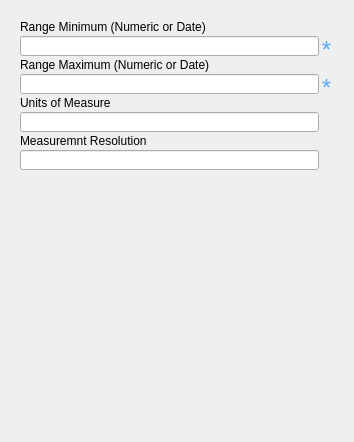
Old version of the form pymdwizard/gui/ui_files/rdom.ui in the repository DOI-USGS/fort-pymdwizard.
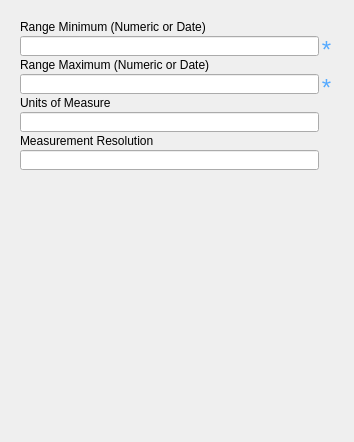
New version of the form.

Commit message: Typo in range domain

Diff of the .ui file:
```diff
--- a/pymdwizard/gui/ui_files/rdom.ui
+++ b/pymdwizard/gui/ui_files/rdom.ui
@@ -371,7 +371,7 @@
          </size>
         </property>
         <property name="text">
-         <string>Measuremnt Resolution</string>
+         <string>Measurement Resolution</string>
         </property>
         <property name="alignment">
          <set>Qt::AlignBottom|Qt::AlignLeading|Qt::AlignLeft</set>
```
